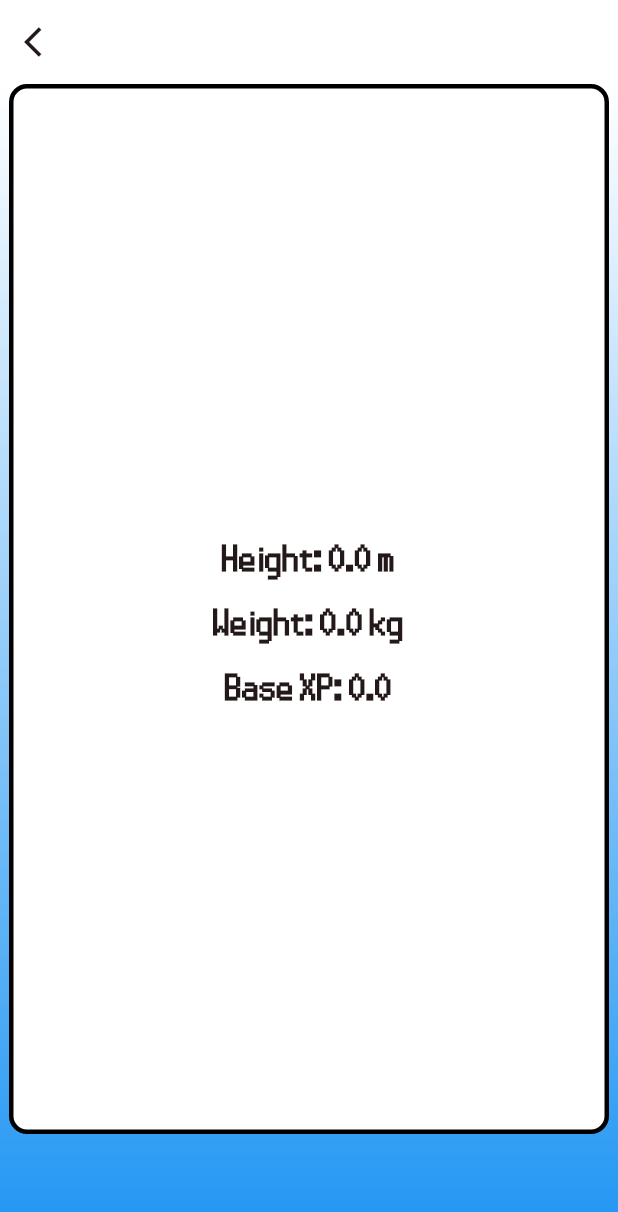
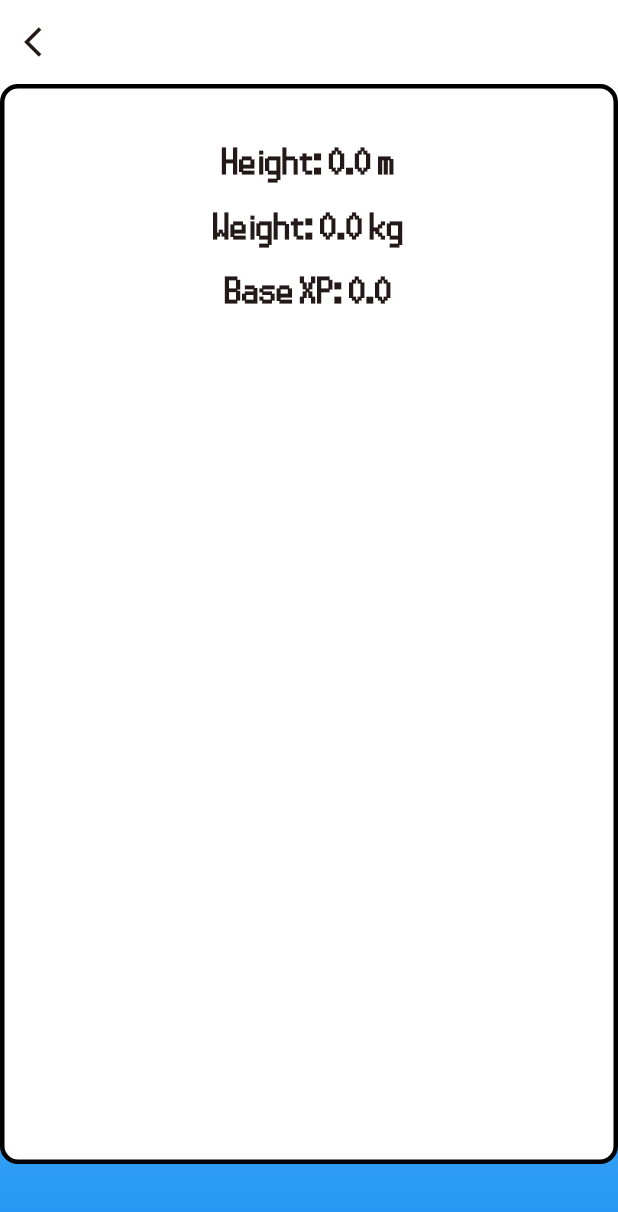
Before and after one commit to bromfi24/pokeview, a Flutter app: the DetailScreen screen opened directly with empty values, on a phone screen of 412 x 824 dp. Shown: the top 1212 px of the screen. Run offline on Flutter 3.47's test engine with Material 3 defaults, Android fonts, the phone set to English and light mode, and no system bars; our stand-ins replace dio, go_router; network calls fail.

Commit message:
Mejora en la vista de los detalles

```diff
--- a/lib/presentation/screens/widgets/views/pokemon_detail_view.dart
+++ b/lib/presentation/screens/widgets/views/pokemon_detail_view.dart
@@ -15,8 +15,8 @@ class PokemonDetailView extends StatelessWidget {
     return SingleChildScrollView(
       child: Center(
         child: Container(
-          width: 400,
-          height: 700,
+          width: 440,
+          height: 720,
           padding: const EdgeInsets.symmetric(horizontal: 16, vertical: 8),
           decoration: BoxDecoration(
             color: Colors.white,
@@ -40,54 +40,70 @@ class PokemonDetailInfo extends StatelessWidget {
 
  @override
 Widget build(BuildContext context) {
-    return Column(
-      mainAxisAlignment: MainAxisAlignment.center,
+    return SizedBox.expand( // Asegura que la columna ocupe todo el espacio disponible
+      child: Column(
+        mainAxisAlignment: MainAxisAlignment.start, // Alinea los elementos arriba
+        crossAxisAlignment: CrossAxisAlignment.center, // Centra horizontalmente
         children: [
-        Column(
+          // IMÁGENES ARRIBA
+          Row(
             mainAxisAlignment: MainAxisAlignment.center,
             children: pokemon.imagesUrl.map((imageUrl) => Padding(
               padding: const EdgeInsets.symmetric(horizontal: 4.0),
-            child: Image.network(imageUrl, width: 100, height: 100),
+              child: Image.network(imageUrl, width: 90, height: 90),
             )).toList(),
           ),
+
           const SizedBox(height: 20),
+
+          // ALTURA
           Text(
             'Height: ${pokemon.height} m',
-            style: TextStyle(fontSize: 30,
+            style: const TextStyle(
+              fontSize: 30,
               fontWeight: FontWeight.bold,
               fontFamily: "8bits",
             ),
           ),
+
+          // PESO
           Text(
             'Weight: ${pokemon.weight} kg',
-            style: TextStyle(fontSize: 30,
+            style: const TextStyle(
+              fontSize: 30,
               fontWeight: FontWeight.bold,
               fontFamily: "8bits",
             ),
           ),
+
+          // BASE XP (CORRECCIÓN: Debía ser pokemon.baseExperience en vez de height)
           Text(
-          'Base XP: ${pokemon.height}',
-            style: TextStyle(fontSize: 30,
+            'Base XP: ${pokemon.baseXP}',
+            style: const TextStyle(
+              fontSize: 30,
               fontWeight: FontWeight.bold,
               fontFamily: "8bits",
             ),
           ),
+
+          // TIPOS DE POKÉMON
+          const SizedBox(height: 10),
           Row(
             mainAxisAlignment: MainAxisAlignment.center,
             children: pokemon.types.map((type) {
-            // Construir la ruta de la imagen para cada tipo
               String imagePath = '${Constants.ROUTE_ASSETS_TYPE}$type.png';
               return Padding(
                 padding: const EdgeInsets.only(right: 8.0),
                 child: Image.asset(
                   imagePath,
-                width: 50, // Ajusta el tamaño de las imágenes
-                height: 50, // Ajusta el tamaño de las imágenes
+                  width: 50,
+                  height: 50,
                 ),
               );
             }).toList(),
           ),
         ],
+      ),
     );
   }
 }
```
Lines whose indentation alone changed are shown as unchanged.
